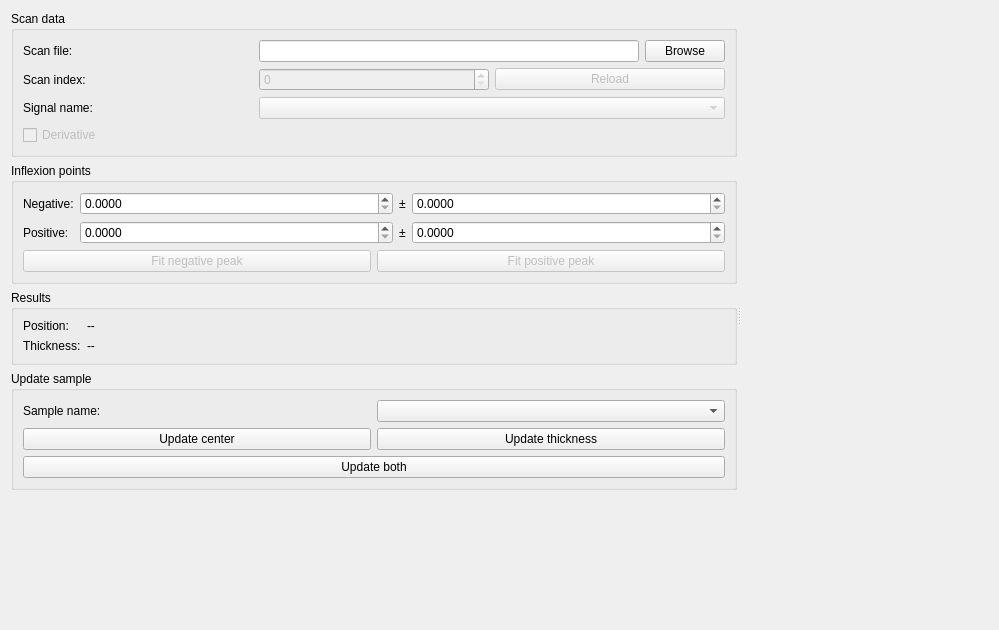
awacha/cct, file cct/qtgui/tools/capillarymeasurement/capillarymeasurement.ui: the form before one commit.
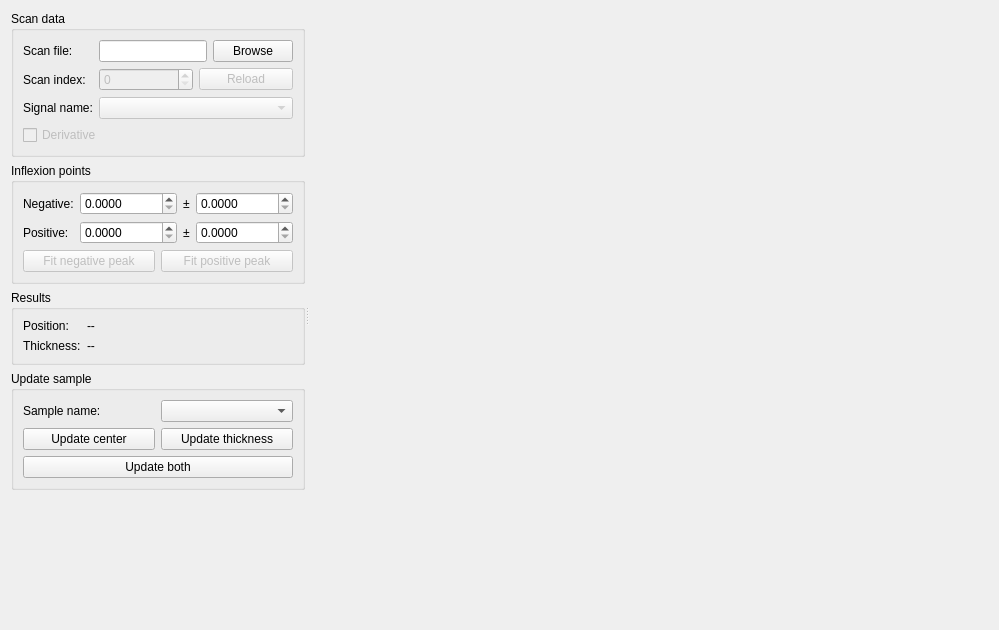
The form after the commit. Icons and pictures are not drawn.

Commit message: Capillary measurement UI: loads scan file by default.

```diff
--- a/cct/qtgui/tools/capillarymeasurement/capillarymeasurement.ui
+++ b/cct/qtgui/tools/capillarymeasurement/capillarymeasurement.ui
@@ -452,7 +452,7 @@
      <widget class="QWidget" name="figureContainerWidget" native="true">
       <property name="sizePolicy">
        <sizepolicy hsizetype="Expanding" vsizetype="Expanding">
-        <horstretch>0</horstretch>
+        <horstretch>1</horstretch>
         <verstretch>0</verstretch>
        </sizepolicy>
       </property>
```
Left out of the diff: 10 changed lines with no effect on the pictures. The commit also changes 1 other file.
